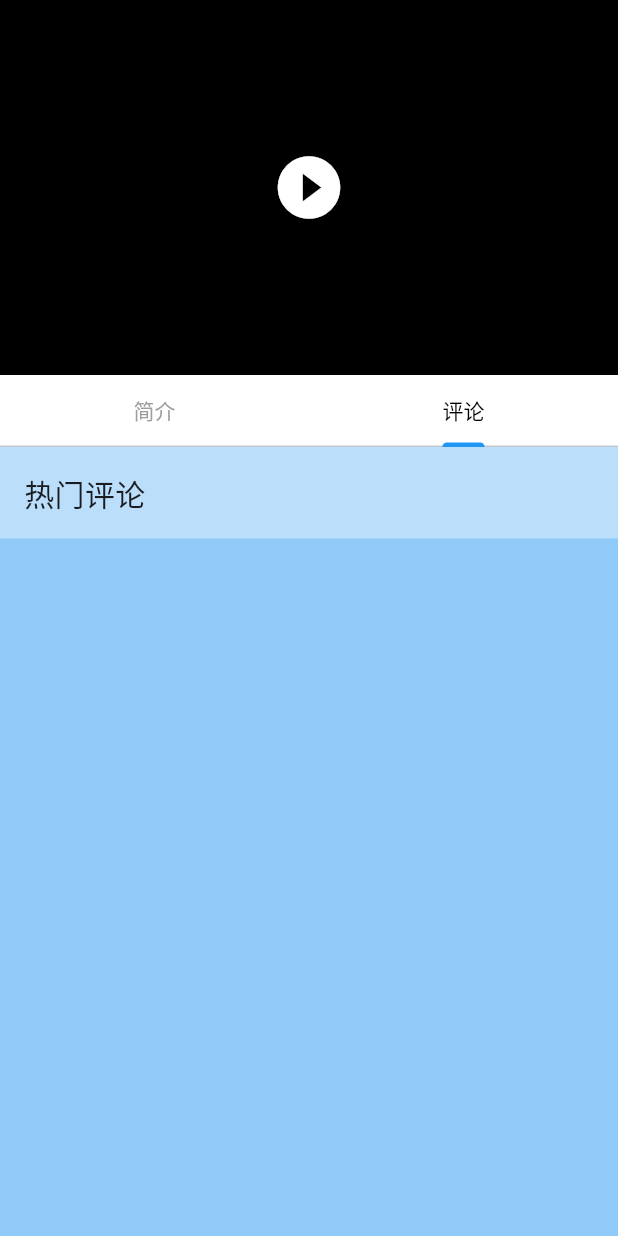
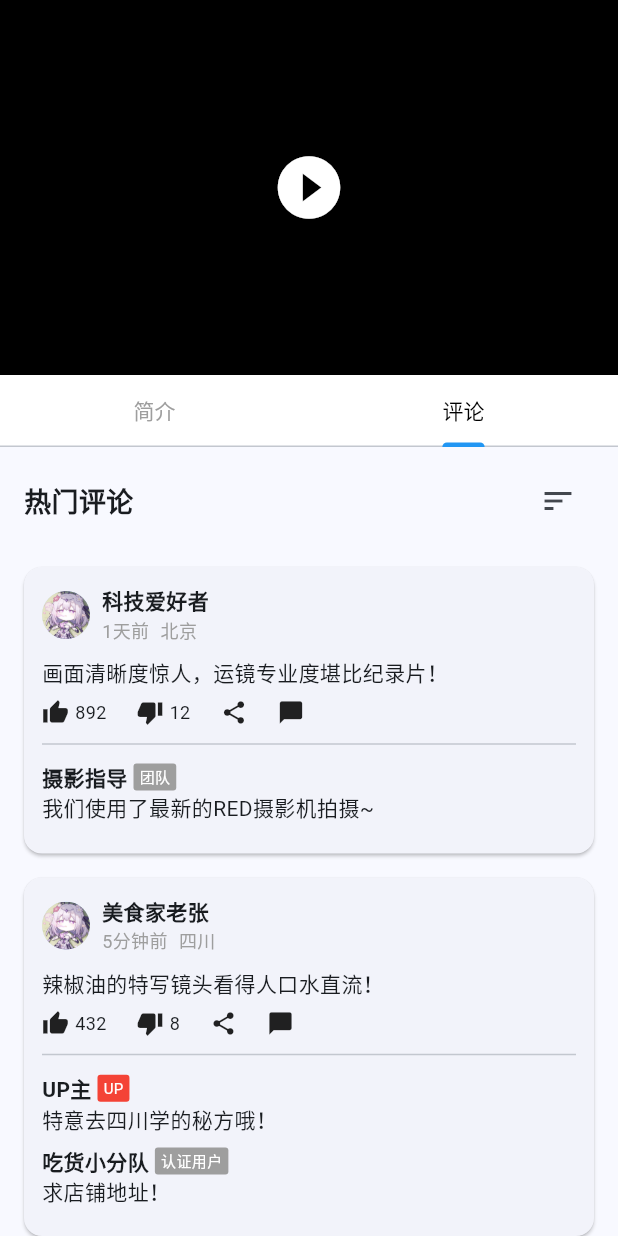
Before and after one commit to Eemmmml/TinyStackClient, a Flutter app: the VideoDetailPage screen opened directly, tab 2 chosen, on a phone screen of 412 x 824 dp. Run offline on Flutter 3.47's test engine with Material 3 defaults, Android fonts, the phone set to English and light mode, and no system bars.

Commit message:
新增评论页面V1

```diff
--- /dev/null
+++ b/lib/entity/comment_item.dart
@@ -0,0 +1,200 @@
+class Comment {
+  final String avatar;
+  final String username;
+  final String time;
+  final String ip;
+  final String content;
+  final int likeCount;
+  final int dislikeCount;
+  final List<Reply> replies;
+  final bool isAuthor;
+
+  Comment(
+      {required this.avatar,
+      required this.username,
+      required this.time,
+      required this.ip,
+      required this.content,
+      required this.likeCount,
+      required this.dislikeCount,
+      this.replies = const [],
+      this.isAuthor = false});
+
+  // 测试模拟数据
+  // TODO: 后续数据通过网络从后端服务获取
+  static List<Comment> get comments {
+    return [
+      Comment(
+        avatar: 'assets/user_info/user_avatar.jpg',
+        username: '科技爱好者',
+        time: '1天前',
+        ip: '北京',
+        content: '画面清晰度惊人，运镜专业度堪比纪录片！',
+        likeCount: 892,
+        dislikeCount: 12,
+        replies: [
+          Reply(
+            username: '摄影指导',
+            tag: '团队',
+            content: '我们使用了最新的RED摄影机拍摄~',
+          )
+        ],
+      ),
+      Comment(
+        avatar: 'assets/user_info/user_avatar.jpg',
+        username: '美食家老张',
+        time: '5分钟前',
+        ip: '四川',
+        content: '辣椒油的特写镜头看得人口水直流！',
+        likeCount: 432,
+        dislikeCount: 8,
+        replies: [
+          Reply(
+            username: 'UP主',
+            tag: 'UP',
+            content: '特意去四川学的秘方哦！',
+          ),
+          Reply(
+            username: '吃货小分队',
+            tag: '认证用户',
+            content: '求店铺地址！',
+          )
+        ],
+      ),
+      Comment(
+        avatar: 'assets/user_info/user_avatar.jpg',
+        username: '旅行蛙',
+        time: '3小时前',
+        ip: '云南',
+        content: '航拍洱海的镜头太治愈了，已设为壁纸！',
+        likeCount: 1567,
+        dislikeCount: 23,
+        replies: [],
+      ),
+      Comment(
+        avatar: 'assets/user_info/user_avatar.jpg',
+        username: '历史迷',
+        time: '6小时前',
+        ip: '陕西',
+        content: '第8分钟的历史考据有点小问题，建议再核实下',
+        likeCount: 78,
+        dislikeCount: 45,
+        replies: [
+          Reply(
+            username: 'UP主',
+            tag: 'UP',
+            content: '感谢指正！已置顶说明',
+          )
+        ],
+      ),
+      Comment(
+        avatar: 'assets/user_info/user_avatar.jpg',
+        username: '音乐达人',
+        time: '昨天',
+        ip: '上海',
+        content: 'BGM选得太绝了，求歌单合集！',
+        likeCount: 2304,
+        dislikeCount: 9,
+        replies: [
+          Reply(
+            username: '音频组',
+            tag: '团队',
+            content: '稍后会在动态发布完整歌单',
+          )
+        ],
+      ),
+      Comment(
+        avatar: 'assets/user_info/user_avatar.jpg',
+        username: '健身狂魔',
+        time: '2小时前',
+        ip: '江苏',
+        content: '动作讲解非常详细，适合新手跟练！',
+        likeCount: 345,
+        dislikeCount: 6,
+        replies: [
+          Reply(
+            username: 'UP主',
+            tag: 'UP',
+            content: '每周三更新训练计划~',
+          ),
+          Reply(
+            username: '瑜伽爱好者',
+            tag: '粉丝',
+            content: '跟着练了一周确实有效！',
+          )
+        ],
+      ),
+      Comment(
+        avatar: 'assets/user_info/user_avatar.jpg',
+        username: '数码控',
+        time: '4天前',
+        ip: '广东',
+        content: '手机测评数据非常专业，已三连支持！',
+        likeCount: 1562,
+        dislikeCount: 18,
+        replies: [],
+      ),
+      Comment(
+        avatar: 'assets/user_info/user_avatar.jpg',
+        username: '小说家',
+        time: '12分钟前',
+        ip: '浙江',
+        content: '剧情解说的节奏把控完美，声线也超有磁性！',
+        likeCount: 89,
+        dislikeCount: 2,
+        replies: [
+          Reply(
+            username: '配音演员',
+            tag: '团队',
+            content: '感谢认可！我们会继续努力',
+          )
+        ],
+      ),
+      Comment(
+        avatar: 'assets/user_info/user_avatar.jpg',
+        username: '萌宠日记',
+        time: '1小时前',
+        ip: '重庆',
+        content: '猫猫的慢镜头太可爱了，心都化了！',
+        likeCount: 2451,
+        dislikeCount: 15,
+        replies: [
+          Reply(
+            username: 'UP主',
+            tag: 'UP',
+            content: '主子听到夸奖会骄傲的~',
+          ),
+          Reply(
+            username: '云吸猫协会',
+            tag: '官方',
+            content: '建议出猫咪特辑！',
+          )
+        ],
+      ),
+      Comment(
+        avatar: 'assets/user_info/user_avatar.jpg',
+        username: '考研党',
+        time: '3天前',
+        ip: '湖北',
+        content: '学习干货满满，笔记已经记了五页纸！',
+        likeCount: 678,
+        dislikeCount: 7,
+        replies: [
+          Reply(
+            username: 'UP主',
+            tag: 'UP',
+            content: '加油！上岸记得来报喜~',
+          )
+        ],
+      )
+    ];
+  }
+}
+
+class Reply {
+  final String username;
+  final String content;
+  final String? tag;
+
+  Reply({required this.username, required this.content, this.tag});
+}
--- /dev/null
+++ b/lib/pages/content_pages/comment_page.dart
@@ -0,0 +1,229 @@
+import 'package:flutter/material.dart';
+
+import '../../entity/comment_item.dart';
+
+class CommentPage extends StatefulWidget {
+  const CommentPage({super.key});
+
+  @override
+  State<CommentPage> createState() => _CommentPageState();
+}
+
+class _CommentPageState extends State<CommentPage> {
+  @override
+  Widget build(BuildContext context) {
+    return ListView(
+      padding: EdgeInsets.zero,
+      children: [
+        _buildCommentHeader(),
+        ..._buildCommentList(),
+      ],
+    );
+  }
+
+  // 构建评论头
+  Widget _buildCommentHeader() {
+    return Padding(
+      padding: const EdgeInsets.symmetric(horizontal: 16, vertical: 12),
+      child: Row(
+        mainAxisAlignment: MainAxisAlignment.spaceBetween,
+        children: [
+          const Text(
+            '热门评论',
+            style: TextStyle(fontSize: 18, fontWeight: FontWeight.bold),
+          ),
+          IconButton(
+            icon: Icon(Icons.sort),
+            onPressed: () {
+              // TODO: 实现选择评论排序方式，及排序相关的逻辑
+            },
+          ),
+        ],
+      ),
+    );
+  }
+
+  // 构建评论列表
+  List<Widget> _buildCommentList() {
+    final List<Comment> commentsInfo = Comment.comments;
+
+    return commentsInfo.map((item) => _buildCommentItem(item)).toList();
+  }
+
+  // 构建具体的评论列表内的元素
+  Widget _buildCommentItem(Comment comment) {
+    return Card(
+      margin: const EdgeInsets.symmetric(vertical: 8, horizontal: 16),
+      child: Padding(
+        padding: const EdgeInsets.all(12.0),
+        child: Column(
+          crossAxisAlignment: CrossAxisAlignment.start,
+          children: [
+            // 用户信息
+            Row(
+              children: [
+                CircleAvatar(
+                  radius: 16,
+                  // TODO: 从网络获取图片
+                  // backgroundImage: NetworkImage(url),
+                  backgroundImage: AssetImage(comment.avatar),
+                ),
+                const SizedBox(width: 8),
+                Column(
+                  crossAxisAlignment: CrossAxisAlignment.start,
+                  children: [
+                    Row(
+                      children: [
+                        Text(
+                          comment.username,
+                          style: const TextStyle(fontWeight: FontWeight.bold),
+                        ),
+                        if (comment.isAuthor)
+                          Container(
+                            margin: const EdgeInsets.only(left: 4),
+                            padding: const EdgeInsets.symmetric(
+                                horizontal: 4, vertical: 2),
+                            decoration: BoxDecoration(
+                              color: Colors.red,
+                              borderRadius: BorderRadius.circular(2),
+                            ),
+                            child: const Text(
+                              'UP',
+                              style: TextStyle(
+                                color: Colors.white,
+                                fontSize: 10,
+                              ),
+                            ),
+                          )
+                      ],
+                    ),
+                    Text.rich(TextSpan(children: [
+                      TextSpan(
+                          text: comment.time,
+                          style: const TextStyle(
+                            color: Colors.grey,
+                            fontSize: 12,
+                          )),
+                      const TextSpan(text: '  '),
+                      TextSpan(
+                          text: comment.ip,
+                          style: const TextStyle(
+                            color: Colors.grey,
+                            fontSize: 12,
+                          ))
+                    ])),
+                  ],
+                ),
+              ],
+            ),
+
+            // 评论内容
+            Padding(
+              padding: const EdgeInsets.symmetric(vertical: 8),
+              child: Text(comment.content),
+            ),
+
+            // 互动按钮
+            Row(
+              children: [
+                _buildInteractionButton(Icons.thumb_up, comment.likeCount),
+                const SizedBox(width: 20),
+                _buildInteractionButton(Icons.thumb_down, comment.dislikeCount),
+                const SizedBox(width: 20),
+                const Icon(Icons.share, size: 18),
+                const SizedBox(width: 20),
+                const Icon(
+                  Icons.chat_bubble_rounded,
+                  size: 18,
+                ),
+              ],
+            ),
+
+            // 回复列表
+            if (comment.replies.isNotEmpty)
+              Column(
+                children: [
+                  const Divider(height: 24),
+                  ...comment.replies.map((reply) => _buildReplyItem(reply)),
+                ],
+              ),
+          ],
+        ),
+      ),
+    );
+  }
+
+  Widget _buildReplyItem(Reply reply) {
+    return Padding(
+      padding: const EdgeInsets.only(bottom: 8),
+      child: Column(
+        crossAxisAlignment: CrossAxisAlignment.start,
+        children: [
+          Row(
+            children: [
+              Text(
+                reply.username,
+                style: const TextStyle(
+                  fontWeight: FontWeight.bold,
+                  fontSize: 14,
+                ),
+              ),
+              if (reply.tag != null)
+                Container(
+                  margin: const EdgeInsets.only(left: 4),
+                  padding:
+                      const EdgeInsets.symmetric(horizontal: 4, vertical: 2),
+                  decoration: BoxDecoration(
+                    color: _getTagColor(reply.tag!),
+                    borderRadius: BorderRadius.circular(2),
+                  ),
+                  child: Text(
+                    reply.tag!,
+                    style: const TextStyle(
+                      color: Colors.white,
+                      fontSize: 10,
+                    ),
+                  ),
+                ),
+            ],
+          ),
+          Text(
+            reply.content,
+            style: const TextStyle(
+              fontSize: 14,
+            ),
+          ),
+        ],
+      ),
+    );
+  }
+
+  // 获取 TAG 的颜色
+  Color _getTagColor(String tag) {
+    switch (tag) {
+      case 'UP':
+        return Colors.red;
+      case '铁粉':
+        return Colors.orange;
+      default:
+        return Colors.grey;
+    }
+  }
+
+  // 构建可以交互的按钮
+  Widget _buildInteractionButton(IconData icon, int count) {
+    return Row(
+      children: [
+        Icon(icon, size: 18),
+        const SizedBox(width: 4),
+        if (count >= 0)
+          Text(
+            count.toString(),
+            style: const TextStyle(
+              fontSize: 12,
+            ),
+          ),
+      ],
+    );
+  }
+}
--- a/lib/pages/content_pages/video_detail_page.dart
+++ b/lib/pages/content_pages/video_detail_page.dart
@@ -1,5 +1,6 @@
-import 'package:flutter/cupertino.dart';
 import 'package:flutter/material.dart';
+
+import 'comment_page.dart';
 
 class VideoDetailPage extends StatefulWidget {
   const VideoDetailPage({super.key});
@@ -46,8 +47,7 @@ class _VideoDetailPageState extends State<VideoDetailPage> {
                     Tab(text: '简介'),
                     Tab(text: '评论'),
                   ],
-                  )
-                ),
+                )),
               ),
             ];
           },
@@ -72,23 +72,24 @@ class _VideoDetailPageState extends State<VideoDetailPage> {
               ),
 
               // 评论页面
-              Container(
-                color: Colors.blue[100],
-                child: ListView(
-                  children: [
-                    // 添加评论列表
-                    const Padding(
-                      padding: EdgeInsets.all(16.0),
-                      child: Text('热门评论', style: TextStyle(fontSize: 20)),
-                    ),
-                    Container(
-                      // 占位高度
-                      height: 800,
-                      color: Colors.blue[200],
-                    ),
-                  ],
-                ),
-              ),
+              // Container(
+              //   color: Colors.blue[100],
+              //   child: ListView(
+              //     children: [
+              //       // 添加评论列表
+              //       const Padding(
+              //         padding: EdgeInsets.all(16.0),
+              //         child: Text('热门评论', style: TextStyle(fontSize: 20)),
+              //       ),
+              //       Container(
+              //         // 占位高度
+              //         height: 800,
+              //         color: Colors.blue[200],
+              //       ),
+              //     ],
+              //   ),
+              // ),
+              CommentPage(),
             ],
           ),
         ),
@@ -97,17 +98,15 @@ class _VideoDetailPageState extends State<VideoDetailPage> {
   }
 }
 
-
-
 // 自定义吸顶 Tab 栏实现
 class _StickyTabBarDelegate extends SliverPersistentHeaderDelegate {
   final TabBar child;
 
   _StickyTabBarDelegate({required this.child});
 
-
   @override
-  Widget build(BuildContext context, double shrinkOffset, bool overlapsContent) {
+  Widget build(
+      BuildContext context, double shrinkOffset, bool overlapsContent) {
     return Container(
       // Tab 背景颜色
       color: Colors.white,
@@ -125,5 +124,4 @@ class _StickyTabBarDelegate extends SliverPersistentHeaderDelegate {
   bool shouldRebuild(covariant SliverPersistentHeaderDelegate oldDelegate) {
     return false;
   }
-
 }
```
Lines whose indentation alone changed are shown as unchanged.
